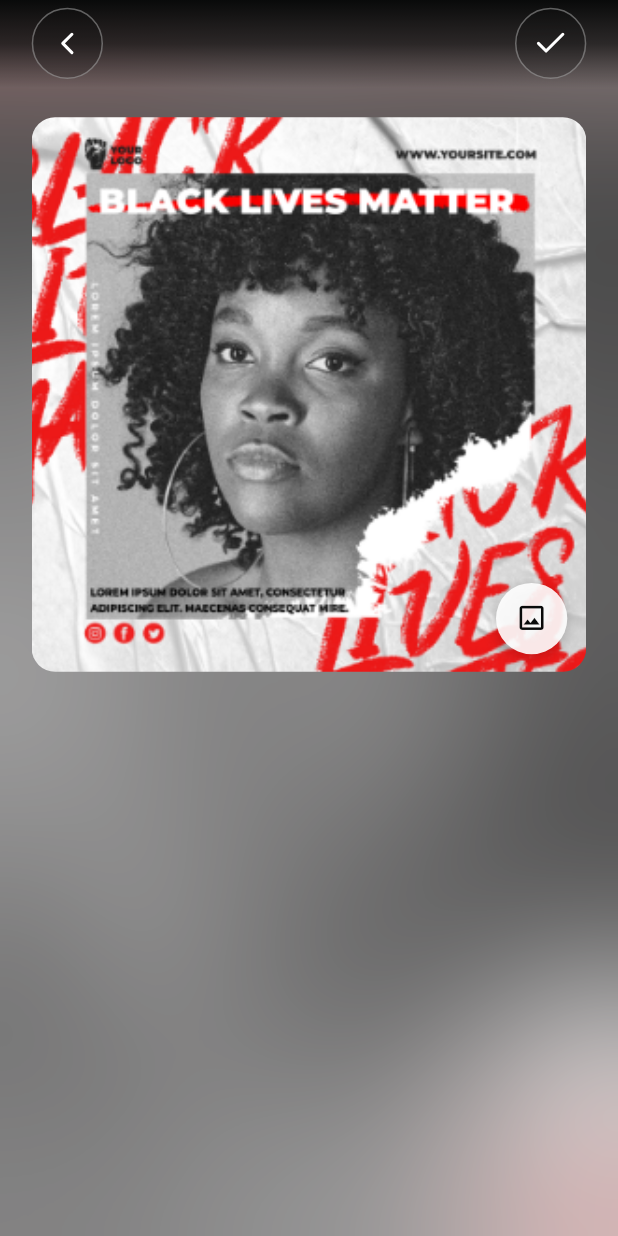
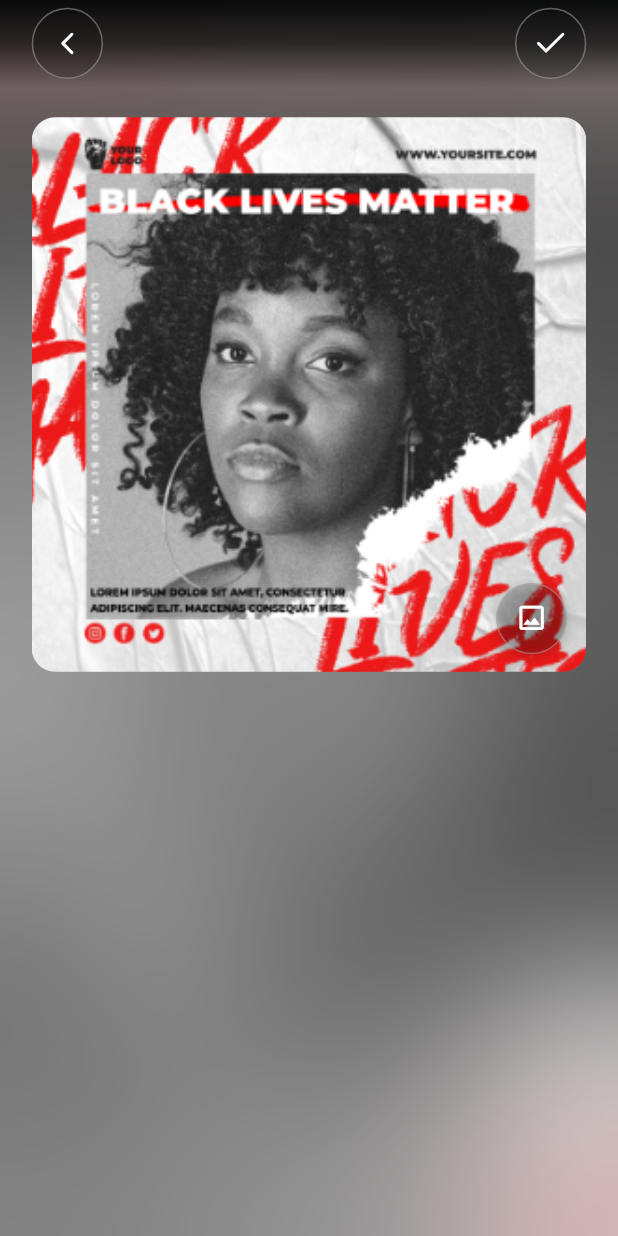
Before and after one commit to MehmetAkan/LobiMobileApp, a Flutter app: the CreateEventScreen screen opened directly, on a phone screen of 412 x 824 dp. Run offline on Flutter 3.47's test engine with Material 3 defaults, Android fonts, the phone set to English and light mode, and no system bars; our stand-ins replace flutter_riverpod, flutter_screenutil, flutter_svg, get_it, google_fonts, logger and 4 more; accounts and stored records are empty; network calls fail.

Commit message:
New button

```diff
--- a/lib/screens/main/events/create_event_screen.dart
+++ b/lib/screens/main/events/create_event_screen.dart
@@ -142,7 +142,11 @@ class _CreateEventScreenState extends State<CreateEventScreen> {
       width: 45.w,
       height: 45.w,
       decoration: BoxDecoration(
-        color: Colors.white.withOpacity(0.9),
+        color: AppTheme.getAppBarButtonBg(context),
+        border: Border.all(
+          color: AppTheme.getAppBarButtonBorder(context),
+          width: 1,
+        ),
         shape: BoxShape.circle,
         boxShadow: [
           BoxShadow(
@@ -156,7 +160,6 @@ class _CreateEventScreenState extends State<CreateEventScreen> {
         color: Colors.transparent,
         child: InkWell(
           onTap: () {
-            // TODO: Galeri modal açılacak
             debugPrint('Galeri açılıyor...');
           },
           customBorder: const CircleBorder(),
@@ -164,7 +167,7 @@ class _CreateEventScreenState extends State<CreateEventScreen> {
             child: Icon(
               Icons.image_outlined,
               size: 22.sp,
-              color: AppTheme.black800,
+              color: AppTheme.getAppBarButtonColor(context),
             ),
           ),
         ),
```
Also changed, not shown: lib/widgets/common/navbar/full_page_app_bar.dart (+45 -7 lines), lib/screens/main/events/event_detail_screen.dart (added).
